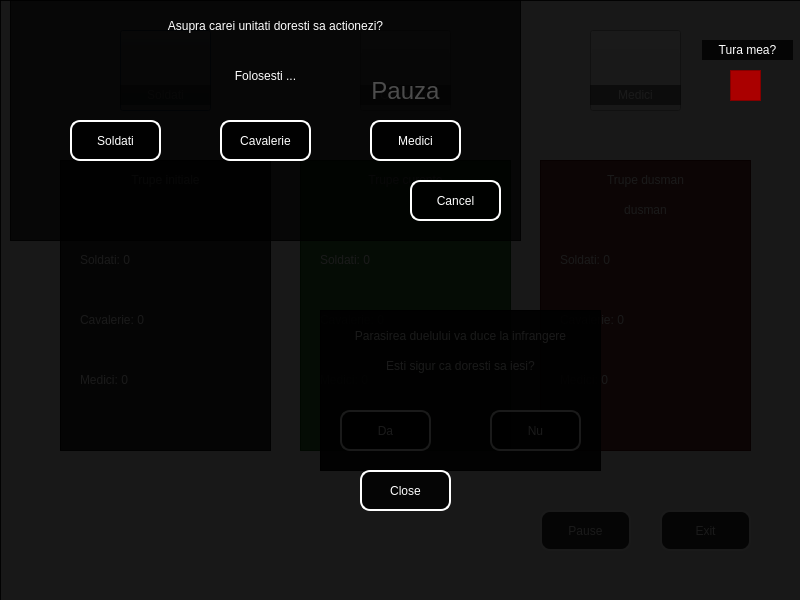
Qt form ACL/AncientClient/windowattack.ui (marcu26/POO_proiect) before a commit.
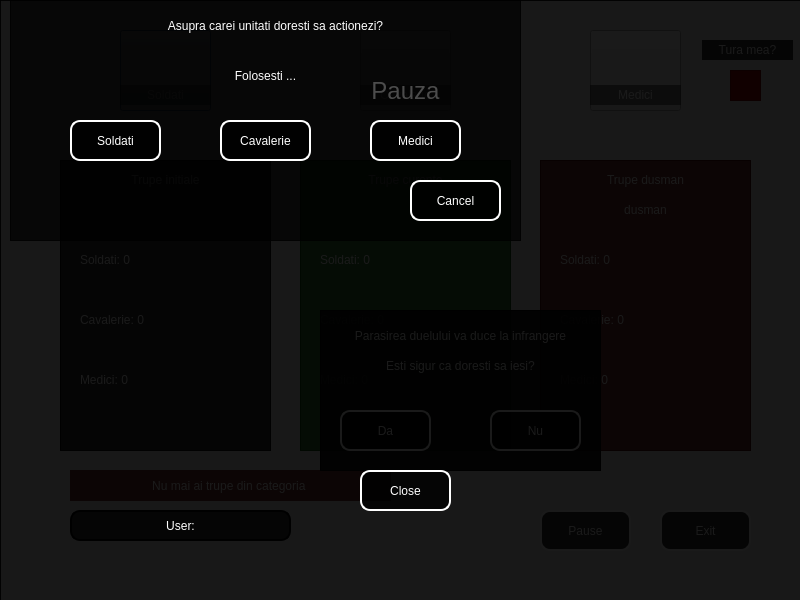
The same form after that commit.

What changed in the file:
```diff
--- a/ACL/AncientClient/windowattack.ui
+++ b/ACL/AncientClient/windowattack.ui
@@ -858,6 +858,67 @@
      <set>Qt::AlignCenter</set>
     </property>
    </widget>
+   <widget class="QLabel" name="labelFara">
+    <property name="geometry">
+     <rect>
+      <x>70</x>
+      <y>470</y>
+      <width>321</width>
+      <height>31</height>
+     </rect>
+    </property>
+    <property name="styleSheet">
+     <string notr="true">background-color: rgba(85, 0, 0,80%);
+color:rgb(255,255,255);</string>
+    </property>
+    <property name="text">
+     <string>Nu mai ai trupe din categoria </string>
+    </property>
+    <property name="alignment">
+     <set>Qt::AlignCenter</set>
+    </property>
+   </widget>
+   <widget class="QLabel" name="player">
+    <property name="geometry">
+     <rect>
+      <x>70</x>
+      <y>510</y>
+      <width>221</width>
+      <height>31</height>
+     </rect>
+    </property>
+    <property name="styleSheet">
+     <string notr="true">color: rgb(255, 255, 255);
+background-color: rgba(0, 0, 0,80%);
+border-style: solid;
+border-width: 2px;
+border-radius: 10px;</string>
+    </property>
+    <property name="text">
+     <string>User:</string>
+    </property>
+    <property name="alignment">
+     <set>Qt::AlignCenter</set>
+    </property>
+   </widget>
+   <zorder>label_2</zorder>
+   <zorder>tura</zorder>
+   <zorder>labelFara</zorder>
+   <zorder>useSold</zorder>
+   <zorder>useCav</zorder>
+   <zorder>useMed</zorder>
+   <zorder>Initial</zorder>
+   <zorder>Curent</zorder>
+   <zorder>Final</zorder>
+   <zorder>Exit</zorder>
+   <zorder>Pause</zorder>
+   <zorder>SoldLabel</zorder>
+   <zorder>CavLabel</zorder>
+   <zorder>MedLabel</zorder>
+   <zorder>ExitFrame</zorder>
+   <zorder>pauseFr</zorder>
+   <zorder>FrameAtc</zorder>
+   <zorder>player</zorder>
   </widget>
  </widget>
  <resources/>
```
